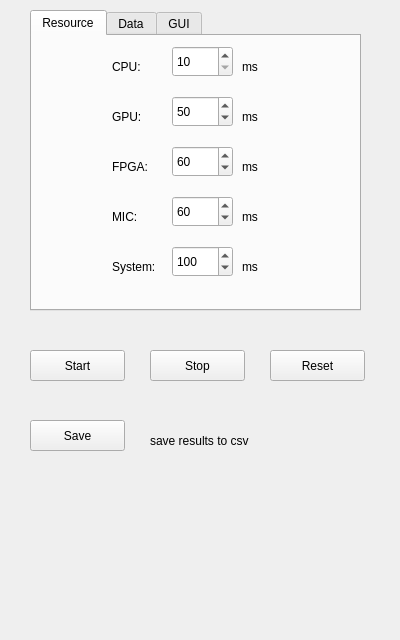
The window that utilities/msmonitor_cs/client/msmonitor/qmsmsettings.ui (akiml/ampehre) describes before a commit, drawn with Qt 5.
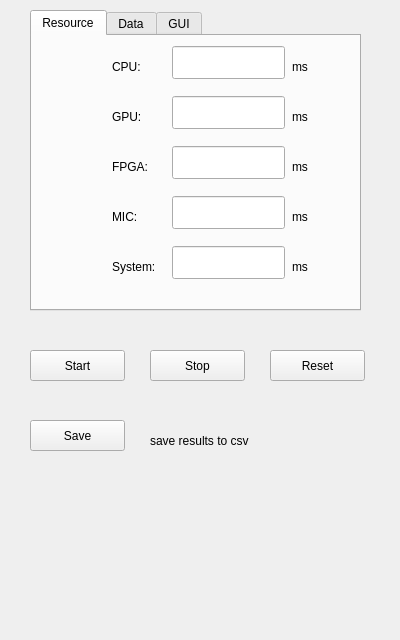
The same window after the commit.

```diff
--- a/utilities/msmonitor_cs/client/msmonitor/qmsmsettings.ui
+++ b/utilities/msmonitor_cs/client/msmonitor/qmsmsettings.ui
@@ -29,113 +29,6 @@
     <attribute name="title">
      <string>Resource</string>
     </attribute>
-    <widget class="QSpinBox" name="spinBoxCPU">
-     <property name="geometry">
-      <rect>
-       <x>140</x>
-       <y>10</y>
-       <width>61</width>
-       <height>31</height>
-      </rect>
-     </property>
-     <property name="minimum">
-      <number>10</number>
-     </property>
-     <property name="maximum">
-      <number>150</number>
-     </property>
-     <property name="singleStep">
-      <number>10</number>
-     </property>
-    </widget>
-    <widget class="QSpinBox" name="spinBoxGPU">
-     <property name="geometry">
-      <rect>
-       <x>140</x>
-       <y>60</y>
-       <width>61</width>
-       <height>31</height>
-      </rect>
-     </property>
-     <property name="minimum">
-      <number>10</number>
-     </property>
-     <property name="maximum">
-      <number>150</number>
-     </property>
-     <property name="singleStep">
-      <number>10</number>
-     </property>
-     <property name="value">
-      <number>50</number>
-     </property>
-    </widget>
-    <widget class="QSpinBox" name="spinBoxFPGA">
-     <property name="geometry">
-      <rect>
-       <x>140</x>
-       <y>110</y>
-       <width>61</width>
-       <height>31</height>
-      </rect>
-     </property>
-     <property name="minimum">
-      <number>10</number>
-     </property>
-     <property name="maximum">
-      <number>150</number>
-     </property>
-     <property name="singleStep">
-      <number>10</number>
-     </property>
-     <property name="value">
-      <number>60</number>
-     </property>
-    </widget>
-    <widget class="QSpinBox" name="spinBoxMIC">
-     <property name="geometry">
-      <rect>
-       <x>140</x>
-       <y>160</y>
-       <width>61</width>
-       <height>31</height>
-      </rect>
-     </property>
-     <property name="minimum">
-      <number>10</number>
-     </property>
-     <property name="maximum">
-      <number>150</number>
-     </property>
-     <property name="singleStep">
-      <number>60</number>
-     </property>
-     <property name="value">
-      <number>60</number>
-     </property>
-    </widget>
-    <widget class="QSpinBox" name="spinBoxSystem">
-     <property name="geometry">
-      <rect>
-       <x>140</x>
-       <y>210</y>
-       <width>61</width>
-       <height>31</height>
-      </rect>
-     </property>
-     <property name="minimum">
-      <number>10</number>
-     </property>
-     <property name="maximum">
-      <number>150</number>
-     </property>
-     <property name="singleStep">
-      <number>10</number>
-     </property>
-     <property name="value">
-      <number>100</number>
-     </property>
-    </widget>
     <widget class="QLabel" name="label_4">
      <property name="geometry">
       <rect>
@@ -204,7 +97,7 @@
     <widget class="QLabel" name="label_10">
      <property name="geometry">
       <rect>
-       <x>210</x>
+       <x>260</x>
        <y>20</y>
        <width>21</width>
        <height>21</height>
@@ -217,7 +110,7 @@
     <widget class="QLabel" name="label_11">
      <property name="geometry">
       <rect>
-       <x>210</x>
+       <x>260</x>
        <y>70</y>
        <width>21</width>
        <height>21</height>
@@ -230,7 +123,7 @@
     <widget class="QLabel" name="label_12">
      <property name="geometry">
       <rect>
-       <x>210</x>
+       <x>260</x>
        <y>120</y>
        <width>21</width>
        <height>21</height>
@@ -243,7 +136,7 @@
     <widget class="QLabel" name="label_13">
      <property name="geometry">
       <rect>
-       <x>210</x>
+       <x>260</x>
        <y>170</y>
        <width>21</width>
        <height>21</height>
@@ -256,7 +149,7 @@
     <widget class="QLabel" name="label_14">
      <property name="geometry">
       <rect>
-       <x>210</x>
+       <x>260</x>
        <y>220</y>
        <width>21</width>
        <height>21</height>
@@ -266,6 +159,56 @@
       <string>ms</string>
      </property>
     </widget>
+    <widget class="QLineEdit" name="lineEdit_cpu">
+     <property name="geometry">
+      <rect>
+       <x>140</x>
+       <y>10</y>
+       <width>113</width>
+       <height>33</height>
+      </rect>
+     </property>
+    </widget>
+    <widget class="QLineEdit" name="lineEdit_gpu">
+     <property name="geometry">
+      <rect>
+       <x>140</x>
+       <y>60</y>
+       <width>113</width>
+       <height>33</height>
+      </rect>
+     </property>
+    </widget>
+    <widget class="QLineEdit" name="lineEdit_fpga">
+     <property name="geometry">
+      <rect>
+       <x>140</x>
+       <y>110</y>
+       <width>113</width>
+       <height>33</height>
+      </rect>
+     </property>
+    </widget>
+    <widget class="QLineEdit" name="lineEdit_mic">
+     <property name="geometry">
+      <rect>
+       <x>140</x>
+       <y>160</y>
+       <width>113</width>
+       <height>33</height>
+      </rect>
+     </property>
+    </widget>
+    <widget class="QLineEdit" name="lineEdit_sys">
+     <property name="geometry">
+      <rect>
+       <x>140</x>
+       <y>210</y>
+       <width>113</width>
+       <height>33</height>
+      </rect>
+     </property>
+    </widget>
    </widget>
    <widget class="QWidget" name="tab_3">
     <attribute name="title">
```
Left out of the diff: 51 changed lines with no effect on the pictures.
